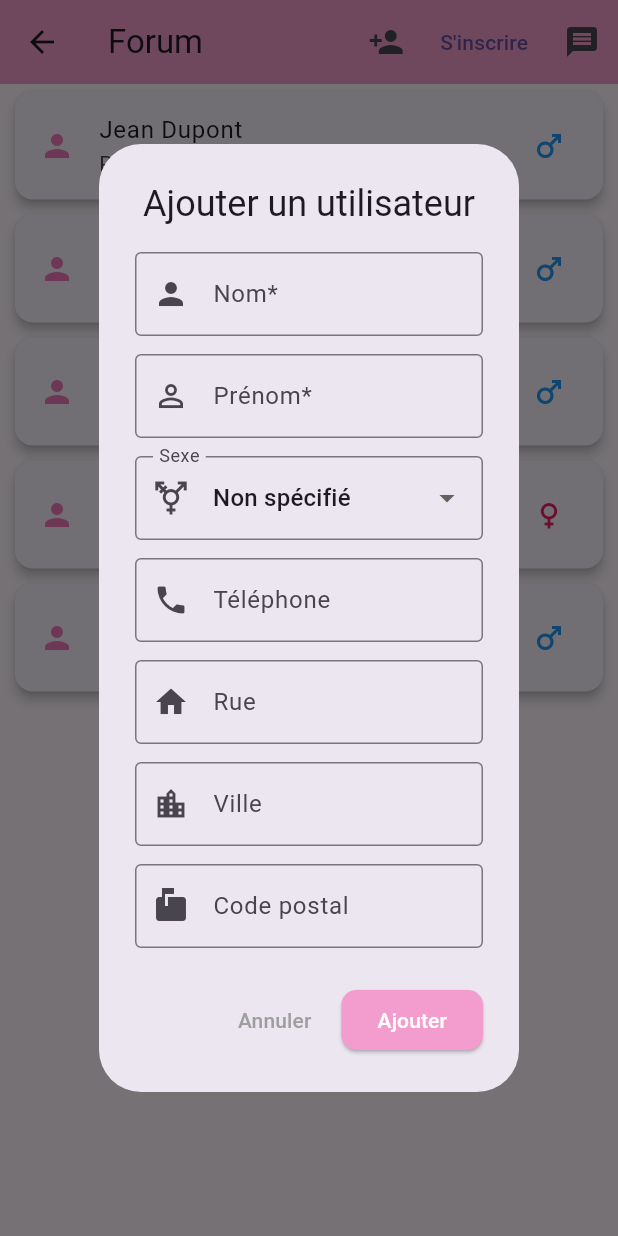
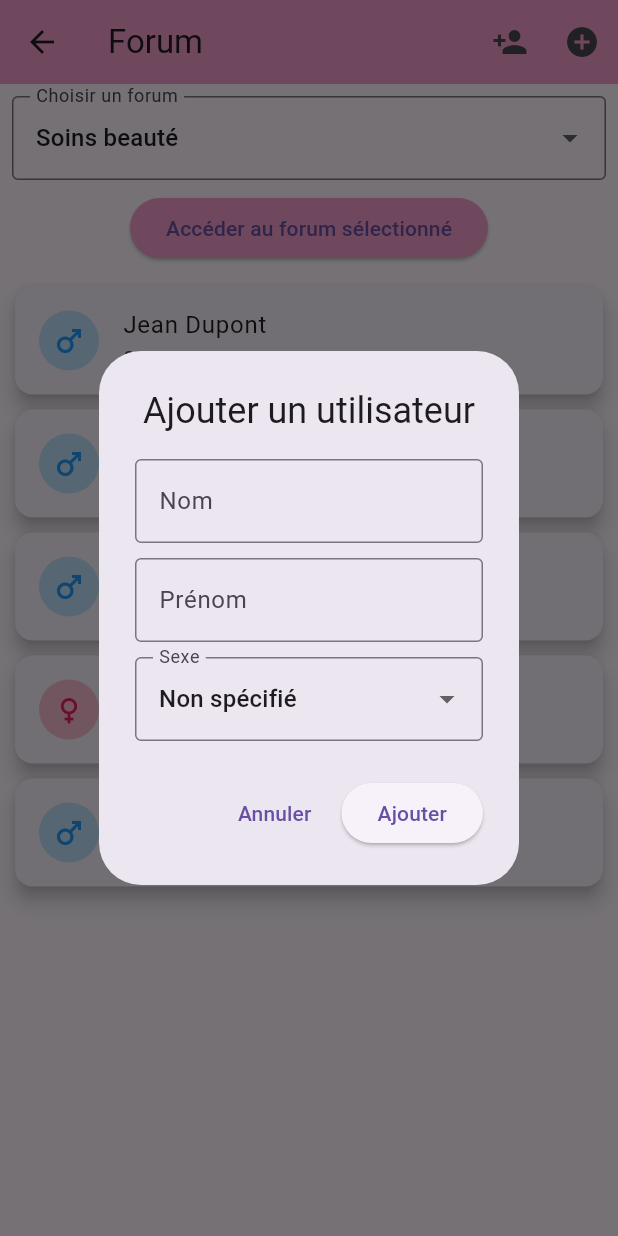
Before and after one commit to Kinimassamouna/forum, a Flutter app: the HomeScreen screen opened directly, after a tap on the "person add" icon, on a phone screen of 412 x 824 dp. Run offline on Flutter 3.47's test engine with Material 3 defaults, Android fonts, the phone set to English and light mode, and no system bars; our stand-ins replace flutter_dotenv; accounts and stored records are empty.

Commit message:
third commit

```diff
--- a/analysis_options.yaml
+++ b/analysis_options.yaml
@@ -7,6 +7,9 @@
 
 # The following line activates a set of recommended lints for Flutter apps,
 # packages, and plugins designed to encourage good coding practices.
+analyzer:
+  errors:
+    use_build_context_synchronously: ignore
 include: package:flutter_lints/flutter.yaml
 
 linter:
--- a/lib/controller/user_controller.dart
+++ b/lib/controller/user_controller.dart
@@ -19,6 +19,8 @@ class UserController with ChangeNotifier {
         password: '123456',
         sexe: 'Masculin',
         dateInscription: DateTime.now(),
+        telephone: '0601020304',
+        ville: 'Paris',
       ),
       User(
         'Durand',
@@ -27,6 +29,8 @@ class UserController with ChangeNotifier {
         password: '123456',
         sexe: 'Masculin',
         dateInscription: DateTime.now(),
+        telephone: '0605060708',
+        ville: 'Lyon',
       ),
       User(
         'Martin',
@@ -43,6 +47,8 @@ class UserController with ChangeNotifier {
         password: '123456',
         sexe: 'Féminin',
         dateInscription: DateTime.now(),
+        telephone: '0605060708',
+        ville: 'London',
       ),
       User(
         'Bertrand',
@@ -53,6 +59,7 @@ class UserController with ChangeNotifier {
         dateInscription: DateTime.now(),
       ),
     ]);
+    notifyListeners();
   }
 
   // Connexion
@@ -71,6 +78,7 @@ class UserController with ChangeNotifier {
   // Déconnexion
   void logout() {
     _currentUser = null;
+    notifyListeners();
   }
 
   // Ajouter un utilisateur
@@ -100,13 +108,16 @@ class UserController with ChangeNotifier {
         dateInscription: dateInscription ?? DateTime.now(),
       ),
     );
+    notifyListeners();
   }
 
   void sortByPrenom() {
     _users.sort((a, b) => a.prenom.compareTo(b.prenom));
+    notifyListeners();
   }
 
   void removeUserAt(int index) {
       _users.removeAt(index);
+      notifyListeners();
     }
   }
--- /dev/null
+++ b/lib/model/categorie.dart
@@ -0,0 +1,11 @@
+class Categorie {
+  final int id;
+  final String titre;
+  final String description;
+
+  Categorie({
+    required this.id,
+    required this.titre,
+    this.description = '',
+  });
+}
--- a/lib/screens/home_screen.dart
+++ b/lib/screens/home_screen.dart
@@ -1,6 +1,7 @@
 import 'package:flutter/material.dart';
 import 'package:flutter_app_forum/controller/user_controller.dart';
 import 'package:flutter_app_forum/model/user.dart';
+import 'package:flutter_app_forum/model/categorie.dart';
 import 'package:flutter_app_forum/screens/details_screen.dart';
 import 'package:flutter_app_forum/screens/message_screen.dart';
 
@@ -14,223 +15,208 @@ class HomeScreen extends StatefulWidget {
 class _HomeScreenState extends State<HomeScreen> {
   final UserController _userController = UserController();
 
+  // Liste des catégories
+  final List<Categorie> categories = [
+    Categorie(id: 1, titre: 'Soins beauté'),
+    Categorie(id: 2, titre: 'Cuisine'),
+    Categorie(id: 3, titre: 'Voyages'),
+  ];
+
+  Categorie? selectedCategory;
+
   @override
   void initState() {
     super.initState();
     _userController.loadUsers();
+    selectedCategory = categories[0]; // catégorie par défaut
+  }
+
+  void _navigateToMessages() {
+    if (_userController.users.isEmpty) {
+      ScaffoldMessenger.of(context).showSnackBar(
+        const SnackBar(
+          content: Text('Aucun utilisateur connecté'),
+          backgroundColor: Colors.red,
+        ),
+      );
+      return;
+    }
+
+    if (selectedCategory == null) {
+      ScaffoldMessenger.of(context).showSnackBar(
+        const SnackBar(
+          content: Text('Veuillez sélectionner une catégorie'),
+          backgroundColor: Colors.red,
+        ),
+      );
+      return;
+    }
+
+    final User currentUser = _userController.users[0];
+
+    Navigator.push(
+      context,
+      MaterialPageRoute(
+        builder: (context) => MessagesScreen(
+          currentUser: currentUser,
+          categorie: selectedCategory!,
+        ),
+      ),
+    );
+  }
+
+  void _showAddUserDialog() {
+    final GlobalKey<FormState> _formKey = GlobalKey<FormState>();
+    final nomController = TextEditingController();
+    final prenomController = TextEditingController();
+    final telephoneController = TextEditingController();
+    final villeController = TextEditingController();
+    DateTime? selectedDate;
+    String selectedSexe = 'Non spécifié';
+    final sexeOptions = ['Masculin', 'Féminin', 'Non spécifié'];
+
+    showDialog(
+      context: context,
+      builder: (context) => AlertDialog(
+        title: const Text('Ajouter un utilisateur', textAlign: TextAlign.center),
+        content: Form(
+          key: _formKey,
+          child: Column(
+            mainAxisSize: MainAxisSize.min,
+            children: [
+              TextFormField(
+                controller: nomController,
+                decoration: const InputDecoration(labelText: 'Nom', border: OutlineInputBorder()),
+                validator: (value) => value == null || value.isEmpty ? 'Nom obligatoire' : null,
+              ),
+              const SizedBox(height: 10),
+              TextFormField(
+                controller: prenomController,
+                decoration: const InputDecoration(labelText: 'Prénom', border: OutlineInputBorder()),
+                validator: (value) => value == null || value.isEmpty ? 'Prénom obligatoire' : null,
+              ),
+              const SizedBox(height: 10),
+              DropdownButtonFormField<String>(
+                value: selectedSexe,
+                items: sexeOptions.map((s) => DropdownMenuItem(value: s, child: Text(s))).toList(),
+                onChanged: (value) => selectedSexe = value ?? 'Non spécifié',
+                decoration: const InputDecoration(labelText: 'Sexe', border: OutlineInputBorder()),
+              ),
+            ],
+          ),
+        ),
+        actions: [
+          TextButton(onPressed: () => Navigator.pop(context), child: const Text('Annuler')),
+          ElevatedButton(
+            onPressed: () {
+              if (_formKey.currentState!.validate()) {
+                _userController.addUser(
+                  nomController.text.trim(),
+                  prenomController.text.trim(),
+                  sexe: selectedSexe,
+                  telephone: telephoneController.text.trim(),
+                  ville: villeController.text.trim(),
+                  dateInscription: selectedDate!,
+                 );
+                Navigator.pop(context);
+                setState(() {}); // Mettre à jour la liste
+              }
+            },
+            child: const Text('Ajouter'),
+          ),
+        ],
+      ),
+    );
+  }
+
+  void _showAddCategoryDialog() {
+    final titreController = TextEditingController();
+
+    showDialog(
+      context: context,
+      builder: (context) => AlertDialog(
+        title: const Text('Ajouter un forum', textAlign: TextAlign.center),
+        content: TextField(
+          controller: titreController,
+          decoration: const InputDecoration(labelText: 'Nom du forum'),
+        ),
+        actions: [
+          TextButton(onPressed: () => Navigator.pop(context), child: const Text('Annuler')),
+          ElevatedButton(
+            onPressed: () {
+              if (titreController.text.trim().isNotEmpty) {
+                final newCategory = Categorie(
+                  id: categories.length + 1,
+                  titre: titreController.text.trim(),
+                );
+                setState(() {
+                  categories.add(newCategory);
+                  selectedCategory = newCategory;
+                });
+                Navigator.pop(context);
+              }
+            },
+            child: const Text('Ajouter'),
+          ),
+        ],
+      ),
+    );
+  }
+
+  Widget _buildCategorySelector() {
+    return Padding(
+      padding: const EdgeInsets.all(8.0),
+      child: DropdownButtonFormField<Categorie>(
+        value: selectedCategory,
+        decoration: const InputDecoration(
+          labelText: "Choisir un forum",
+          border: OutlineInputBorder(),
+        ),
+        items: categories.map((cat) {
+          return DropdownMenuItem(
+            value: cat,
+            child: Text(cat.titre),
+          );
+        }).toList(),
+        onChanged: (cat) {
+          setState(() {
+            selectedCategory = cat;
+          });
+        },
+      ),
+    );
   }
 
   Widget _buildUserList() {
     return ListView.builder(
       itemCount: _userController.users.length,
-      itemBuilder: (BuildContext context, int index) {
-        User user = _userController.users[index];
-        return Dismissible(
-          key: ValueKey(user.id),
-          direction: DismissDirection.startToEnd,
-          onDismissed: (direction) {
-            setState(() {
-              _userController.removeUserAt(index);
-            });
-            ScaffoldMessenger.of(context).showSnackBar(
-              const SnackBar(
-                content: Text('Utilisateur supprimé'),
-                duration: Duration(seconds: 2),
-                backgroundColor: Colors.red,
+      itemBuilder: (context, index) {
+        final user = _userController.users[index];
+        return Card(
+          margin: const EdgeInsets.symmetric(horizontal: 10, vertical: 5),
+          elevation: 5,
+          shape: RoundedRectangleBorder(
+            borderRadius: BorderRadius.circular(12),
           ),
-            );
-          },
-          background: Container(
-            color: const Color.fromARGB(255, 242, 157, 205),
-            alignment: Alignment.centerRight,
-            padding: const EdgeInsets.only(right: 20),
-            child: const Icon(Icons.delete, color: Colors.white),
-          ),
-          child: Card(
-            margin: const EdgeInsets.symmetric(horizontal: 10, vertical: 5),
-            elevation: 3,
           child: ListTile(
-              leading: const Icon(Icons.person,
-                  color: Color.fromARGB(255, 240, 119, 187)),
-              title: Text('${user.prenom} ${user.nom}'),
-              subtitle:
-                  Text(user.telephone.isNotEmpty ? user.telephone : 'Pas de téléphone'),
-              trailing: Icon(
+            leading: CircleAvatar(
+              backgroundColor: user.sexe == 'Féminin' ? Colors.pink[100] : Colors.blue[100],
+              child: Icon(
                 user.sexe == 'Féminin' ? Icons.female : Icons.male,
                 color: user.sexe == 'Féminin' ? Colors.pink : Colors.blue,
               ),
-              onTap: () => _navigateToDetail(context, user),
             ),
-          ),
-        );
-      },
-    );
-  }
-
-  void _navigateToDetail(BuildContext context, User user) {
+            title: Text('${user.prenom} ${user.nom}'),
+            subtitle: Text(user.telephone.isNotEmpty ? user.telephone : 'Pas de téléphone'),
+            onTap: () {
               Navigator.push(
                 context,
                 MaterialPageRoute(
                   builder: (context) => DetailScreen(user: user),
                 ),
               );
-  }
-
-  void _showAddUserDialog(BuildContext context) {
-    final GlobalKey<FormState> _formKey = GlobalKey<FormState>();
-
-    TextEditingController nomController = TextEditingController();
-    TextEditingController prenomController = TextEditingController();
-    TextEditingController telephoneController = TextEditingController();
-    TextEditingController rueController = TextEditingController();
-    TextEditingController villeController = TextEditingController();
-    TextEditingController codePostalController = TextEditingController();
-
-    String? selectedSexe = 'Non spécifié';
-    final List<String> sexeOptions = ['Masculin', 'Féminin', 'Non spécifié'];
-
-    showDialog(
-      context: context,
-      builder: (context) {
-        return AlertDialog(
-          title: const Text('Ajouter un utilisateur', textAlign: TextAlign.center),
-          content: SingleChildScrollView(
-            child: Form(
-              key: _formKey,
-              child: Column(
-                mainAxisSize: MainAxisSize.min,
-                children: [
-                  TextFormField(
-                    controller: nomController,
-                    decoration: const InputDecoration(
-                      labelText: 'Nom*',
-                      border: OutlineInputBorder(),
-                      prefixIcon: Icon(Icons.person),
-                    ),
-                    validator: (value) {
-                      if (value == null || value.trim().isEmpty) {
-                        return 'Le nom est obligatoire';
-                      }
-                      return null;
             },
           ),
-                  const SizedBox(height: 12),
-                  TextFormField(
-                    controller: prenomController,
-                    decoration: const InputDecoration(
-                      labelText: 'Prénom*',
-                      border: OutlineInputBorder(),
-                      prefixIcon: Icon(Icons.person_outline),
-                    ),
-                    validator: (value) {
-                      if (value == null || value.trim().isEmpty) {
-                        return 'Le prénom est obligatoire';
-                      }
-                      return null;
-                    },
-                  ),
-                  const SizedBox(height: 12),
-                  DropdownButtonFormField<String>(
-                    value: selectedSexe,
-                    decoration: const InputDecoration(
-                      labelText: 'Sexe',
-                      border: OutlineInputBorder(),
-                      prefixIcon: Icon(Icons.transgender),
-                    ),
-                    items: sexeOptions.map((String value) {
-                      return DropdownMenuItem<String>(
-                        value: value,
-                        child: Text(value),
-                      );
-                    }).toList(),
-                    onChanged: (String? newValue) {
-                      selectedSexe = newValue;
-                    },
-                  ),
-                  const SizedBox(height: 12),
-                  TextFormField(
-                    controller: telephoneController,
-                    decoration: const InputDecoration(
-                      labelText: 'Téléphone',
-                      border: OutlineInputBorder(),
-                      prefixIcon: Icon(Icons.phone),
-                    ),
-                    keyboardType: TextInputType.phone,
-                  ),
-                  const SizedBox(height: 12),
-                  TextFormField(
-                    controller: rueController,
-                    decoration: const InputDecoration(
-                      labelText: 'Rue',
-                      border: OutlineInputBorder(),
-                      prefixIcon: Icon(Icons.home),
-                    ),
-                  ),
-                  const SizedBox(height: 12),
-                  TextFormField(
-                    controller: villeController,
-                    decoration: const InputDecoration(
-                      labelText: 'Ville',
-                      border: OutlineInputBorder(),
-                      prefixIcon: Icon(Icons.location_city),
-                    ),
-                  ),
-                  const SizedBox(height: 12),
-                  TextFormField(
-                    controller: codePostalController,
-                    decoration: const InputDecoration(
-                      labelText: 'Code postal',
-                      border: OutlineInputBorder(),
-                      prefixIcon: Icon(Icons.markunread_mailbox),
-                    ),
-                    keyboardType: TextInputType.number,
-                  ),
-                ],
-              ),
-            ),
-          ),
-          actions: [
-            TextButton(
-              onPressed: () => Navigator.pop(context),
-              child: const Text('Annuler', style: TextStyle(color: Colors.grey)),
-            ),
-            ElevatedButton(
-              onPressed: () {
-                if (_formKey.currentState!.validate()) {
-                  setState(() {
-                    _userController.addUser(
-                      nomController.text.trim(),
-                      prenomController.text.trim(),
-                      sexe: selectedSexe ?? 'Non spécifié',
-                      telephone: telephoneController.text.trim(),
-                      rue: rueController.text.trim(),
-                      ville: villeController.text.trim(),
-                      codePostal: codePostalController.text.trim(),
-                      email: '${prenomController.text.toLowerCase()}.${nomController.text.toLowerCase()}@example.com', // exemple
-                      password: '123456', // mot de passe par défaut
-                      dateInscription: DateTime.now(),
-                    );
-                  });
-                  Navigator.pop(context);
-                  ScaffoldMessenger.of(context).showSnackBar(
-                    SnackBar(
-                      content: const Text('Utilisateur ajouté'),
-                      duration: const Duration(seconds: 2),
-                      backgroundColor: Colors.green,
-                      behavior: SnackBarBehavior.floating,
-                    ),
-                  );
-                }
-              },
-              style: ElevatedButton.styleFrom(
-                backgroundColor: const Color.fromARGB(255, 242, 157, 205),
-                shape: RoundedRectangleBorder(
-                  borderRadius: BorderRadius.circular(10),
-                ),
-              ),
-              child: const Text('Ajouter', style: TextStyle(color: Colors.white)),
-            ),
-          ],
         );
       },
     );
@@ -242,41 +228,33 @@ class _HomeScreenState extends State<HomeScreen> {
       appBar: AppBar(
         title: const Text('Forum'),
         backgroundColor: const Color.fromARGB(255, 242, 157, 205),
-        actions: <Widget>[
+        actions: [
           IconButton(
             icon: const Icon(Icons.person_add),
-            onPressed: () => _showAddUserDialog(context),
             tooltip: 'Ajouter un utilisateur',
-          ),
-          TextButton(
-            onPressed: () => Navigator.pushNamed(context, '/register'),
-            child: const Text("S'inscrire"),
+            onPressed: _showAddUserDialog,
           ),
           IconButton(
-            icon: const Icon(Icons.message),
-            tooltip: 'Messages',
-            onPressed: () {
-              if (_userController.users.isNotEmpty) {
-                final User currentUser = _userController.users[0]; // utilisateur connecté
-                Navigator.push(
-                  context,
-                  MaterialPageRoute(
-                    builder: (context) => MessagesScreen(currentUser: currentUser),
+            icon: const Icon(Icons.add_circle),
+            tooltip: 'Ajouter un forum',
+            onPressed: _showAddCategoryDialog,
           ),
-                );
-              } else {
-                ScaffoldMessenger.of(context).showSnackBar(
-                  const SnackBar(
-                    content: Text('Aucun utilisateur connecté'),
-                    backgroundColor: Colors.red,
+        ],
+      ),
+      body: Column(
+        children: [
+          _buildCategorySelector(),
+          ElevatedButton(
+            onPressed: _navigateToMessages,
+            style: ElevatedButton.styleFrom(
+              backgroundColor: const Color.fromARGB(255, 242, 157, 205),
+            ),
+            child: const Text('Accéder au forum sélectionné'),
+          ),
+          const SizedBox(height: 10),
+          Expanded(child: _buildUserList()),
+        ],
       ),
     );
   }
-            },
-          ),
-        ],
-      ),
-      body: _buildUserList(),
-    );
 }
-}
--- a/lib/screens/login_screen.dart
+++ b/lib/screens/login_screen.dart
@@ -7,6 +7,7 @@ class LogInScreen extends StatefulWidget {
 
 
   @override
+   // ignore: library_private_types_in_public_api
    _LogInScreen createState() => _LogInScreen();
   }
 
@@ -45,11 +46,13 @@ class _LogInScreen extends State<LogInScreen> {
           _passwordController.text
         );
 
+        // ignore: use_build_context_synchronously
         Navigator.of(context).pop(); // retire le loader
 
         if (result == 200) {
           // Succès
           showDialog(
+            // ignore: use_build_context_synchronously
             context: context,
             builder: (context) => AlertDialog(
             title: const Text('Connexion réussie'),
@@ -68,6 +71,7 @@ class _LogInScreen extends State<LogInScreen> {
         } else {
           // Erreur serveur
           showDialog(
+            // ignore: use_build_context_synchronously
             context: context,
             builder: (context) => AlertDialog(
               title: const Text('Échec lors de la connexion'),
@@ -84,8 +88,10 @@ class _LogInScreen extends State<LogInScreen> {
         }
       } catch (e) {
         // Exception réseau / JSON
+        // ignore: use_build_context_synchronously
         Navigator.of(context).pop();
         showDialog(
+          // ignore: use_build_context_synchronously
           context: context,
           builder: (context) => AlertDialog(
             title: const Text('Erreur'),
--- a/lib/screens/register_screen.dart
+++ b/lib/screens/register_screen.dart
@@ -6,6 +6,7 @@ class RegisterScreen extends StatefulWidget {
 
 
   @override
+   // ignore: library_private_types_in_public_api
    _RegisterScreen createState() => _RegisterScreen();
   }
 
@@ -59,11 +60,13 @@ class _RegisterScreen extends State<RegisterScreen> {
           _passwordController.text
         );
 
+        // ignore: use_build_context_synchronously
         Navigator.of(context).pop(); // retire le loader
 
         if (result == 201) {
           // Succès
           showDialog(
+            // ignore: use_build_context_synchronously
             context: context,
             builder: (context) => AlertDialog(
             title: const Text('Inscription réussie'),
@@ -82,6 +85,7 @@ class _RegisterScreen extends State<RegisterScreen> {
         } else {
           // Erreur serveur
           showDialog(
+            // ignore: use_build_context_synchronously
             context: context,
             builder: (context) => AlertDialog(
               title: const Text('Échec de l’inscription'),
@@ -98,8 +102,10 @@ class _RegisterScreen extends State<RegisterScreen> {
         }
       } catch (e) {
         // Exception réseau / JSON
+        // ignore: use_build_context_synchronously
         Navigator.of(context).pop();
         showDialog(
+          // ignore: use_build_context_synchronously
           context: context,
           builder: (context) => AlertDialog(
             title: const Text('Erreur'),
```
Also changed, not shown: lib/api/message_api.dart (+5 -2 lines), lib/controller/categorie_controller.dart (added, +33 -0 lines), lib/controller/message_controller.dart (+26 -4 lines), lib/model/message.dart (+21 -8 lines), lib/screens/categories_screen.dart (added, +47 -0 lines), lib/screens/message_screen.dart (+23 -9 lines). Lines whose indentation alone changed are shown as unchanged.
